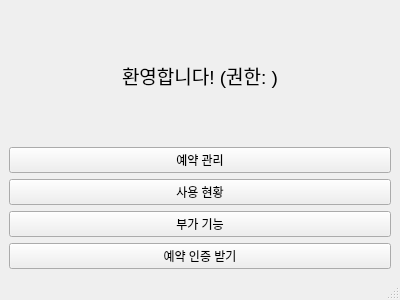
Above: adminGUI/home.ui from addinedu-ros-10th/iot-repo-1 before the change. Below: the same form after it.
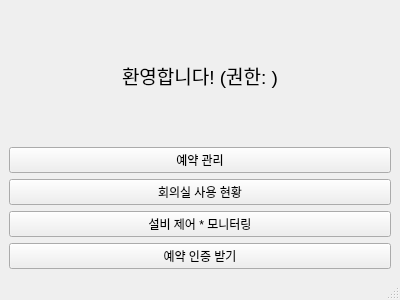
That is the form after the change.

Commit message: [UPDATE] GUI 관리자 기능 이름 수정

```diff
--- a/adminGUI/home.ui
+++ b/adminGUI/home.ui
@@ -42,14 +42,14 @@
       <item>
        <widget class="QPushButton" name="usageBtn">
         <property name="text">
-         <string>사용 현황</string>
+         <string>회의실 사용 현황</string>
         </property>
        </widget>
       </item>
       <item>
        <widget class="QPushButton" name="extraBtn">
         <property name="text">
-         <string>부가 기능</string>
+         <string>설비 제어 * 모니터링</string>
         </property>
        </widget>
       </item>
```
